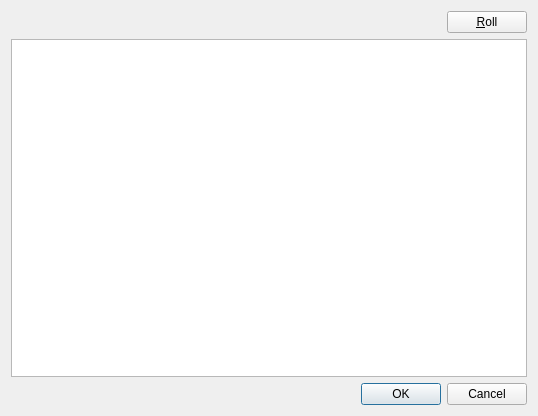
Above: randomcaracform.ui from pierre-amadio/co-character-generator before the change. Below: the same form after it.
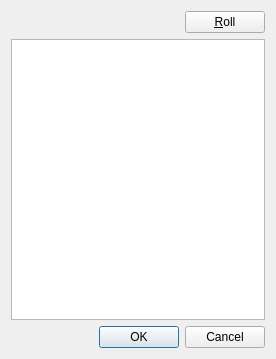
That is the form after the change. Custom widgets are drawn as their Qt base class.

Patch:
```diff
--- a/randomcaracform.ui
+++ b/randomcaracform.ui
@@ -6,8 +6,8 @@
    <rect>
     <x>0</x>
     <y>0</y>
-    <width>538</width>
-    <height>416</height>
+    <width>276</width>
+    <height>359</height>
    </rect>
   </property>
   <property name="sizePolicy">
@@ -50,20 +50,6 @@
      </item>
     </layout>
    </item>
-   <item row="1" column="0">
-    <layout class="QHBoxLayout" name="horizontalLayout">
-     <item>
-      <widget class="QTableView" name="rawCaracTableView">
-       <property name="minimumSize">
-        <size>
-         <width>0</width>
-         <height>250</height>
-        </size>
-       </property>
-      </widget>
-     </item>
-    </layout>
-   </item>
    <item row="2" column="0">
     <widget class="QDialogButtonBox" name="buttonBox">
      <property name="orientation">
@@ -74,6 +60,20 @@
      </property>
     </widget>
    </item>
+   <item row="1" column="0">
+    <layout class="QHBoxLayout" name="horizontalLayout">
+     <item>
+      <widget class="QTableView" name="rawCaracTableView">
+       <property name="minimumSize">
+        <size>
+         <width>0</width>
+         <height>40</height>
+        </size>
+       </property>
+      </widget>
+     </item>
+    </layout>
+   </item>
   </layout>
  </widget>
  <customwidgets>
```
